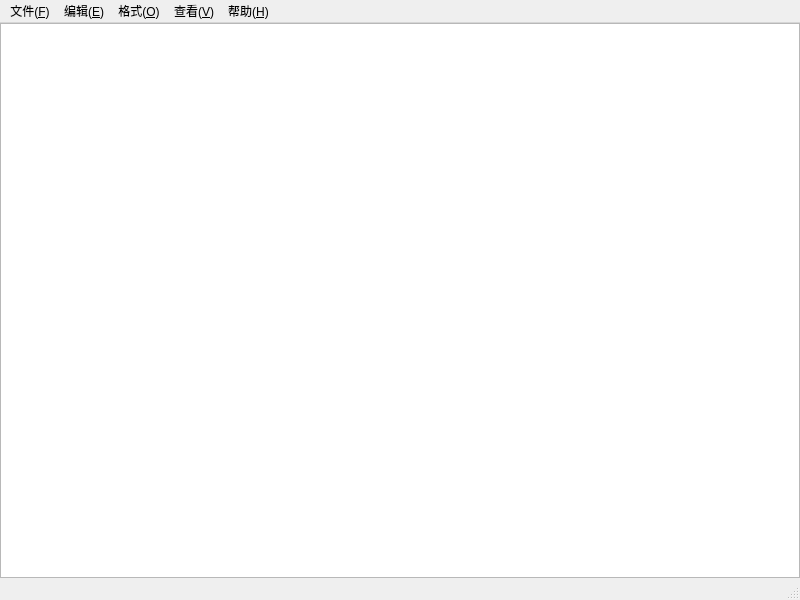
Old version of the form src/ui/mainwindow/main_window.ui in the repository AegeanZhang/ZNote.
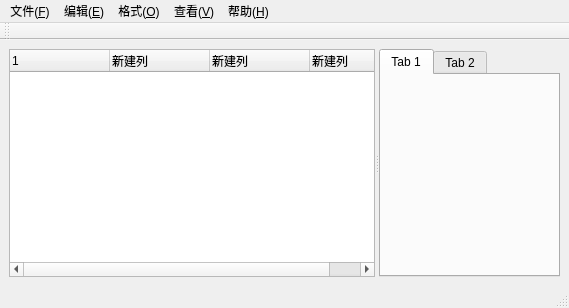
New version of the form. Custom widgets are drawn as their Qt base class.

What changed in the file:
```diff
--- a/src/ui/mainwindow/main_window.ui
+++ b/src/ui/mainwindow/main_window.ui
@@ -6,8 +6,8 @@
    <rect>
     <x>0</x>
     <y>0</y>
-    <width>800</width>
-    <height>600</height>
+    <width>569</width>
+    <height>308</height>
    </rect>
   </property>
   <property name="windowTitle">
@@ -17,27 +17,67 @@
    <string notr="true"/>
   </property>
   <widget class="QWidget" name="centralwidget">
+   <property name="layoutDirection">
+    <enum>Qt::LayoutDirection::LeftToRight</enum>
+   </property>
    <property name="styleSheet">
     <string notr="true"/>
    </property>
-   <layout class="QVBoxLayout" name="verticalLayout">
-    <property name="leftMargin">
-     <number>0</number>
-    </property>
-    <property name="topMargin">
-     <number>0</number>
-    </property>
-    <property name="rightMargin">
-     <number>0</number>
-    </property>
-    <property name="bottomMargin">
-     <number>0</number>
-    </property>
+   <layout class="QVBoxLayout" name="verticalLayout_5">
     <item>
-     <widget class="QPlainTextEdit" name="plainTextEdit">
-      <property name="styleSheet">
-       <string notr="true"/>
+     <widget class="QSplitter" name="splitter">
+      <property name="orientation">
+       <enum>Qt::Orientation::Horizontal</enum>
       </property>
+      <widget class="QWidget" name="verticalLayoutWidget">
+       <layout class="QVBoxLayout" name="verticalLayout">
+        <item>
+         <widget class="QTreeWidget" name="treeWidget">
+          <column>
+           <property name="text">
+            <string>1</string>
+           </property>
+          </column>
+          <column>
+           <property name="text">
+            <string>新建列</string>
+           </property>
+          </column>
+          <column>
+           <property name="text">
+            <string>新建列</string>
+           </property>
+          </column>
+          <column>
+           <property name="text">
+            <string>新建列</string>
+           </property>
+          </column>
+         </widget>
+        </item>
+        <item>
+         <layout class="QVBoxLayout" name="verticalLayout_3"/>
+        </item>
+       </layout>
+      </widget>
+      <widget class="QWidget" name="verticalLayoutWidget_2">
+       <layout class="QVBoxLayout" name="verticalLayout_2">
+        <item>
+         <widget class="ZTabWidget" name="tabWidget">
+          <widget class="QWidget" name="tab">
+           <attribute name="title">
+            <string>Tab 1</string>
+           </attribute>
+          </widget>
+          <widget class="QWidget" name="tab_2">
+           <attribute name="title">
+            <string>Tab 2</string>
+           </attribute>
+          </widget>
+         </widget>
+        </item>
+       </layout>
+      </widget>
      </widget>
     </item>
    </layout>
@@ -47,7 +87,7 @@
     <rect>
      <x>0</x>
      <y>0</y>
-     <width>800</width>
+     <width>569</width>
      <height>18</height>
     </rect>
    </property>
@@ -125,6 +165,17 @@
    <addaction name="menu_H"/>
   </widget>
   <widget class="QStatusBar" name="statusbar"/>
+  <widget class="QToolBar" name="toolBar">
+   <property name="windowTitle">
+    <string>toolBar</string>
+   </property>
+   <attribute name="toolBarArea">
+    <enum>TopToolBarArea</enum>
+   </attribute>
+   <attribute name="toolBarBreak">
+    <bool>false</bool>
+   </attribute>
+  </widget>
   <action name="action_N">
    <property name="text">
     <string>新建(&amp;N)</string>
@@ -305,6 +356,14 @@
    </property>
   </action>
  </widget>
+ <customwidgets>
+  <customwidget>
+   <class>ZTabWidget</class>
+   <extends>QTabWidget</extends>
+   <header>../widgets/tab_widget.h</header>
+   <container>1</container>
+  </customwidget>
+ </customwidgets>
  <resources/>
  <connections/>
 </ui>
```
